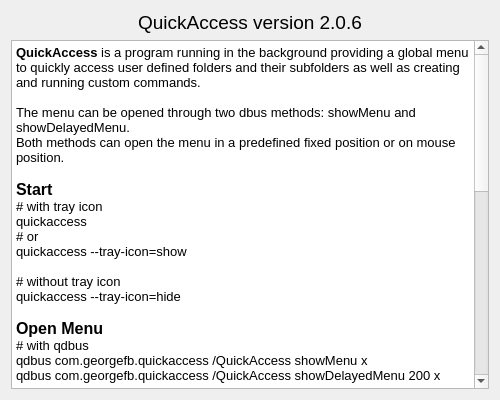
Qt form ui/aboutdialog.ui (g-fb/quickaccess) before a commit.
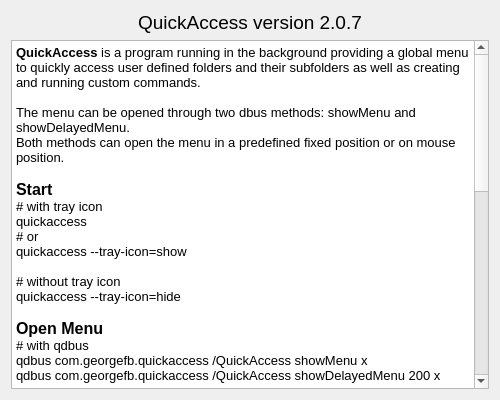
The same form after that commit.

The edit to the form file:
```diff
--- a/ui/aboutdialog.ui
+++ b/ui/aboutdialog.ui
@@ -42,7 +42,7 @@
         </font>
        </property>
        <property name="text">
-        <string>QuickAccess version 2.0.6</string>
+        <string>QuickAccess version 2.0.7</string>
        </property>
        <property name="alignment">
         <set>Qt::AlignCenter</set>
```
